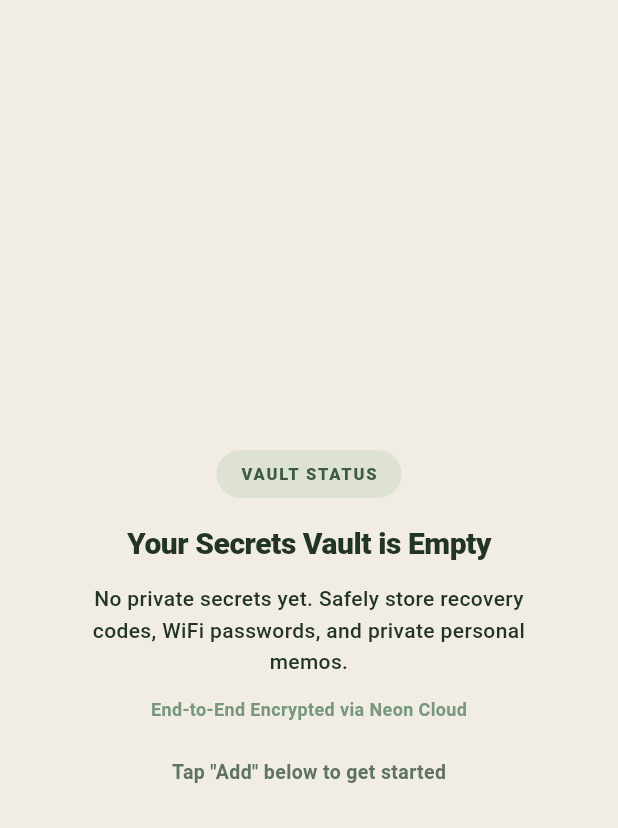
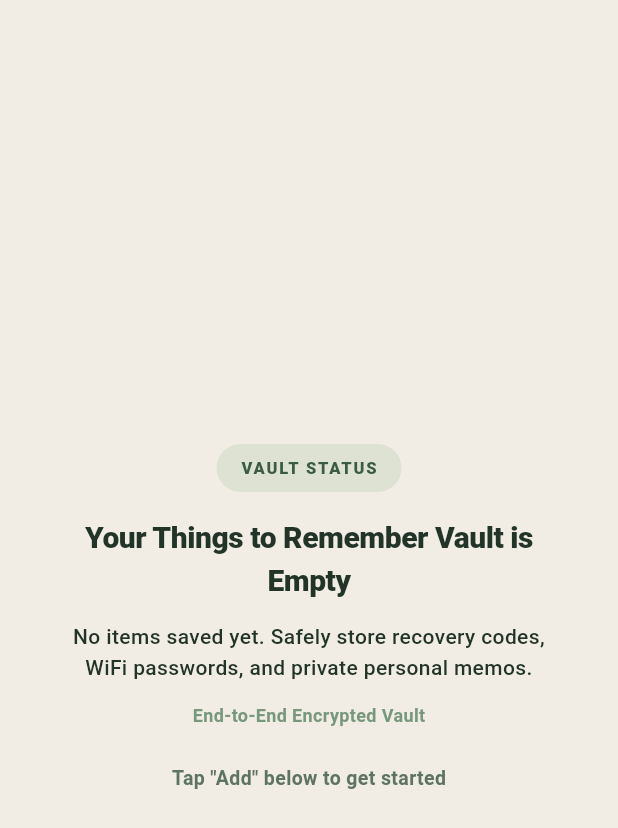
Before and after one commit to jhonemilmnilo/ThingsToRemember, a Flutter app: the SecretsTabView widget shown alone on an empty page, opened directly with empty values, on a phone screen of 412 x 824 dp. Shown: the top 828 px of the screen. Run offline on Flutter 3.47's test engine with Material 3 defaults, Android fonts, the phone set to English and light mode, and no system bars; our stand-ins replace google_sign_in, lucide_icons_flutter; network calls fail.

Commit message:
Update vault security copy
Remove Neon-specific references from the delete confirmation and empty-tab encryption label.

```diff
--- a/lib/drawers/secret_drawer.dart
+++ b/lib/drawers/secret_drawer.dart
@@ -56,7 +56,7 @@ class SecretDrawer {
                         children: [
                           Expanded(
                             child: Text(
-                              isEditing ? 'Edit Secret' : currentTitle,
+                              isEditing ? 'Edit Note' : currentTitle,
                               style: const TextStyle(
                                 fontSize: 20,
                                 fontWeight: FontWeight.w800,
--- a/lib/home_screen.dart
+++ b/lib/home_screen.dart
@@ -43,7 +43,7 @@ class _HomeScreenState extends State<HomeScreen> {
   // Clean Typography-Only Tabs (No Icons)
   final List<Map<String, String>> _tabs = [
     {'type': 'password', 'title': 'Accounts'},
-    {'type': 'secret', 'title': 'Secrets'},
+    {'type': 'secret', 'title': 'Things to Remember'},
     {'type': 'contact', 'title': 'Contacts'},
     {'type': 'birthday', 'title': 'Birthdays'},
   ];
--- a/lib/modals/add_secret_modal.dart
+++ b/lib/modals/add_secret_modal.dart
@@ -37,16 +37,16 @@ class AddSecretModal {
                 mainAxisSize: MainAxisSize.min,
                 crossAxisAlignment: CrossAxisAlignment.start,
                 children: [
-                  ModalComponents.header(context: ctx, title: 'Add New Secret'),
+                  ModalComponents.header(context: ctx, title: 'Add Thing to Remember'),
                   const SizedBox(height: 18),
                   ModalComponents.input(
                     controller: titleCtrl,
-                    label: 'Secret Title (e.g. WiFi, Safe Pin)',
+                    label: 'Title (e.g. WiFi Password, Safe Code)',
                   ),
                   const SizedBox(height: 12),
                   ModalComponents.input(
                     controller: contentCtrl,
-                    label: 'Secret Content / Note',
+                    label: 'Details / Note to remember',
                     maxLines: 4,
                   ),
                   const SizedBox(height: 14),
--- a/lib/modals/delete_confirmation_modal.dart
+++ b/lib/modals/delete_confirmation_modal.dart
@@ -81,7 +81,7 @@ class DeleteConfirmationModal {
                           ),
                         ),
                         const TextSpan(
-                          text: '? This action cannot be undone and will be erased from Neon Vault.',
+                          text: '? This action cannot be undone and will be permanently erased.',
                         ),
                       ],
                     ),
--- a/lib/views/components/empty_tab_view.dart
+++ b/lib/views/components/empty_tab_view.dart
@@ -62,7 +62,7 @@ class EmptyTabView extends StatelessWidget {
             ),
             const SizedBox(height: 12),
             const Text(
-              'End-to-End Encrypted via Neon Cloud',
+              'End-to-End Encrypted Vault',
               style: TextStyle(
                 fontSize: 12,
                 fontWeight: FontWeight.w600,
--- a/lib/views/secrets_tab_view.dart
+++ b/lib/views/secrets_tab_view.dart
@@ -38,9 +38,9 @@ class _SecretsTabViewState extends State<SecretsTabView> {
   Widget build(BuildContext context) {
     if (widget.items.isEmpty) {
       return const EmptyTabView(
-        tabTitle: 'Secrets',
+        tabTitle: 'Things to Remember',
         explanation:
-            'No private secrets yet. Safely store recovery codes, WiFi passwords, and private personal memos.',
+            'No items saved yet. Safely store recovery codes, WiFi passwords, and private personal memos.',
       );
     }
 
@@ -53,7 +53,7 @@ class _SecretsTabViewState extends State<SecretsTabView> {
 
     return Column(
       children: [
-        // 🔍 Minimalist Dedicated Search Bar for Secrets
+        // 🔍 Minimalist Dedicated Search Bar
         Padding(
           padding: const EdgeInsets.fromLTRB(22, 4, 22, 10),
           child: Container(
@@ -76,7 +76,7 @@ class _SecretsTabViewState extends State<SecretsTabView> {
                 color: AppColors.textPrimary,
               ),
               decoration: InputDecoration(
-                hintText: 'Search secrets (e.g. WiFi, Safe Pin)...',
+                hintText: 'Search things to remember (e.g. WiFi, Codes)...',
                 hintStyle: const TextStyle(
                   fontSize: 13,
                   color: AppColors.textMuted,
@@ -119,7 +119,7 @@ class _SecretsTabViewState extends State<SecretsTabView> {
                       mainAxisAlignment: MainAxisAlignment.center,
                       children: [
                         Text(
-                          'No secrets found for "$_searchQuery"',
+                          'No items found for "$_searchQuery"',
                           textAlign: TextAlign.center,
                           style: const TextStyle(
                             fontSize: 16,
```
